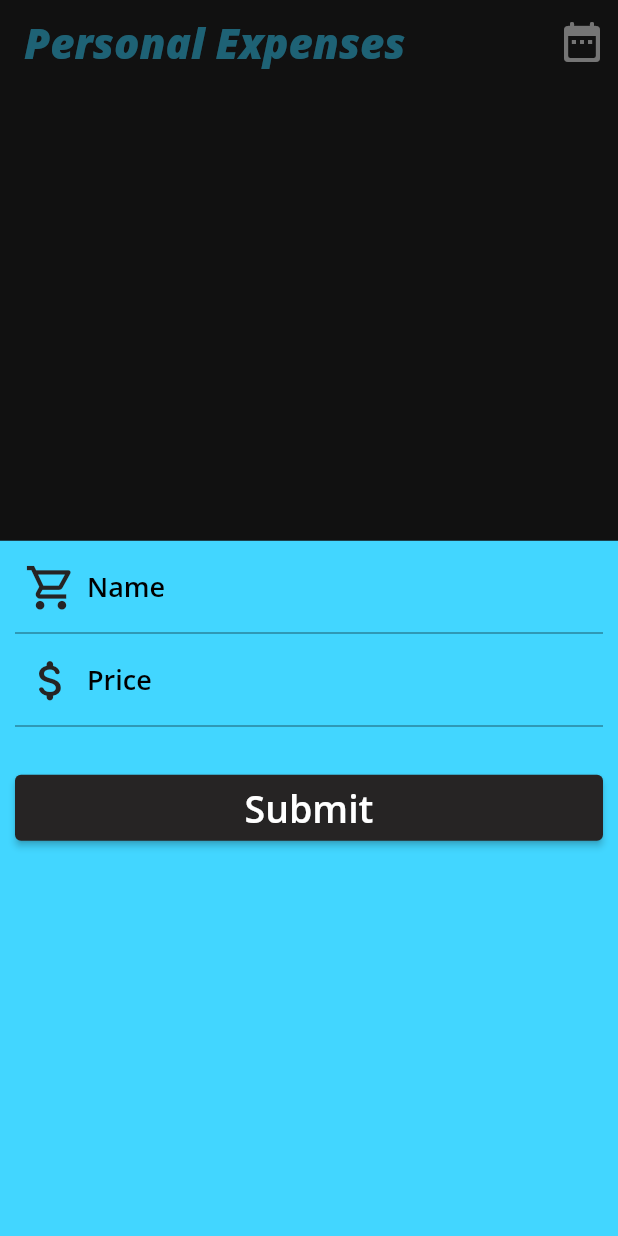
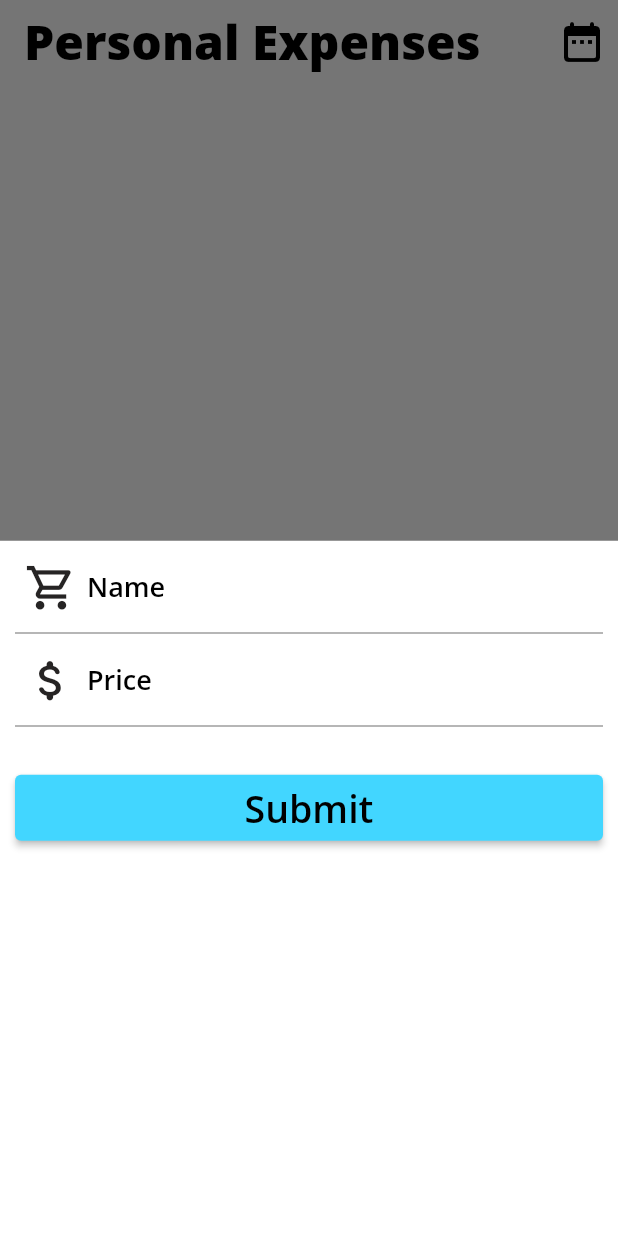
Before and after one commit to samitkapoor/Personal-Expenses, a Flutter app: the screen it shows after launch, after a tap on the "add" icon, on a phone screen of 412 x 824 dp. Run offline on Flutter 3.47's test engine with Material 2 defaults, Android fonts, the phone set to English and light mode, and no system bars; our stand-ins replace get, sqflite; accounts and stored records are empty.

Commit message:
Changing UI

```diff
--- a/lib/components/bottom_sheet_form.dart
+++ b/lib/components/bottom_sheet_form.dart
@@ -21,6 +21,8 @@ class InsertRecordBottomSheet extends StatelessWidget {
           '/' +
           DateTime.now().year.toString();
       expenseRecord.id = expenseController.allRecords.length + 1;
+      expenseRecord.nameOfTheRecord =
+          expenseRecord.nameOfTheRecord.toUpperCase();
       expenseController.addRecord(expenseRecord);
       print(expenseRecord.id);
       Get.close(1);
@@ -67,14 +69,14 @@ class InsertRecordBottomSheet extends StatelessWidget {
               child: Text(
                 'Submit',
                 style: TextStyle(
-                  color: Colors.white,
+                  color: Colors.black,
                   fontSize: 25,
                   fontFamily: Get.theme.textTheme.bodyText1!.fontFamily,
                   fontWeight: Get.theme.textTheme.bodyText1!.fontWeight,
                 ),
               ),
               style: ElevatedButton.styleFrom(
-                primary: Get.theme.primaryColor,
+                primary: Color(0xff42d6ff),
                 padding: const EdgeInsets.symmetric(vertical: 5),
               ),
             ),
--- a/lib/components/expense_item.dart
+++ b/lib/components/expense_item.dart
@@ -9,9 +9,9 @@ class ExpenseItem extends StatelessWidget {
   @override
   Widget build(BuildContext context) {
     return Container(
-      padding: const EdgeInsets.symmetric(horizontal: 5),
+      padding: const EdgeInsets.symmetric(horizontal: 15),
       width: Get.width,
-      height: 60,
+      height: 70,
       decoration: BoxDecoration(
         color: Get.theme.highlightColor,
         borderRadius: BorderRadius.circular(8),
--- a/lib/core/personal_expenses.dart
+++ b/lib/core/personal_expenses.dart
@@ -15,23 +15,24 @@ class PersonalExpenses extends StatelessWidget {
       debugShowCheckedModeBanner: false,
       //theme that is followed throughout the application
       theme: ThemeData(
-        scaffoldBackgroundColor: const Color(0xff262424),
+        // scaffoldBackgroundColor: const Color(0xff262424),
+        scaffoldBackgroundColor: Colors.white,
         primaryColor: const Color(0xff262424),
-        highlightColor: const Color(0xff42d6ff),
+        // highlightColor: const Color(0xff42d6ff),
+        highlightColor: Colors.white,
         indicatorColor: Colors.black,
         appBarTheme: const AppBarTheme(
           backgroundColor: Colors.transparent,
           elevation: 0,
-          centerTitle: false,
           foregroundColor: Color(0xff42d6ff),
           titleTextStyle: TextStyle(
-            fontStyle: FontStyle.italic,
-            color: Color(0xff42d6ff),
+            // color: Color(0xff42d6ff),
+            color: Colors.black,
             fontWeight: FontWeight.w900,
             fontFamily: 'OpenSans',
-            fontSize: 28,
+            fontSize: 32,
           ),
-          actionsIconTheme: IconThemeData(color: Colors.white, size: 32),
+          actionsIconTheme: IconThemeData(color: Colors.black, size: 32),
         ),
         floatingActionButtonTheme: FloatingActionButtonThemeData(
           backgroundColor: const Color(0xff42d6ff),
@@ -68,28 +69,28 @@ class PersonalExpenses extends StatelessWidget {
             color: Colors.black,
           ),
           bodyText2: TextStyle(
-            fontFamily: 'OpenSans',
+            fontFamily: 'RobotoSlab',
             fontSize: 25,
             fontWeight: FontWeight.w900,
             // color: Color(0xff262424),
             color: Colors.black,
           ),
           headline1: TextStyle(
-            fontFamily: 'OpenSans',
-            fontSize: 26,
-            fontWeight: FontWeight.bold,
-            fontStyle: FontStyle.italic,
+            fontFamily: 'RobotoSlab',
+            fontSize: 24,
+            fontWeight: FontWeight.w600,
+            // fontStyle: FontStyle.italic,
             // color: Color(0xff262424),
             color: Colors.black,
           ),
           headline2: TextStyle(
-            fontFamily: 'OpenSans',
-            fontSize: 28,
-            fontWeight: FontWeight.w500,
+            fontFamily: 'RobotoSlab',
+            fontSize: 20,
+            fontWeight: FontWeight.bold,
             color: Colors.black,
           ),
           headline3: TextStyle(
-            fontFamily: 'OpenSans',
+            fontFamily: 'RobotoSlab',
             fontSize: 20,
             fontWeight: FontWeight.w500,
             color: Colors.black,
@@ -114,7 +115,7 @@ class PersonalExpenses extends StatelessWidget {
           ),
           subtitle2: TextStyle(
             fontFamily: 'OpenSans',
-            fontSize: 12,
+            fontSize: 18,
             fontWeight: FontWeight.w600,
             color: Colors.black,
           ),
```
Also changed, not shown: lib/core/home_page.dart (+10 -10 lines), pubspec.yaml (+11 -0 lines), assets/fonts/RobotoSlab-Black.ttf (added), assets/fonts/RobotoSlab-Bold.ttf (added), assets/fonts/RobotoSlab-ExtraBold.ttf (added), assets/fonts/RobotoSlab-ExtraLight.ttf (added), assets/fonts/RobotoSlab-Light.ttf (added), assets/fonts/RobotoSlab-Medium.ttf (added), assets/fonts/RobotoSlab-Regular.ttf (added), assets/fonts/RobotoSlab-SemiBold.ttf (added), assets/fonts/RobotoSlab-Thin.ttf (added).
